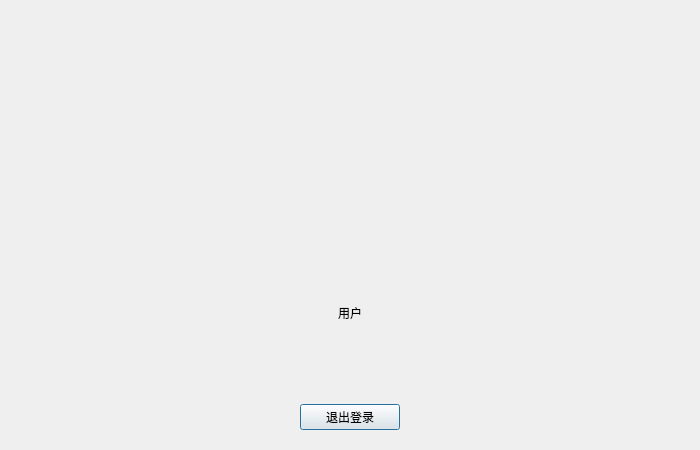
Above: Widgets/UserPageWidget.ui from MonoKelvin/BookStudyApp before the change. Below: the same form after it.
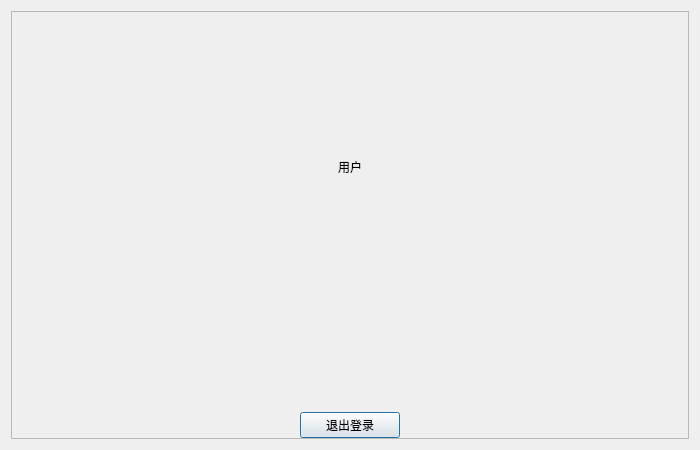
That is the form after the change. Custom widgets are drawn as their Qt base class.

What changed in the file:
```diff
--- a/Widgets/UserPageWidget.ui
+++ b/Widgets/UserPageWidget.ui
@@ -31,30 +31,51 @@
   <property name="windowTitle">
    <string>Dialog</string>
   </property>
-  <layout class="QHBoxLayout" name="horizontalLayout">
+  <layout class="QGridLayout" name="gridLayout">
+   <item row="0" column="0">
+    <widget class="QFrame" name="frameBackground">
+     <property name="frameShape">
+      <enum>QFrame::StyledPanel</enum>
+     </property>
+     <property name="frameShadow">
+      <enum>QFrame::Raised</enum>
+     </property>
+     <layout class="QGridLayout" name="gridLayout_2">
+      <property name="leftMargin">
+       <number>0</number>
+      </property>
    <property name="topMargin">
-    <number>20</number>
+       <number>0</number>
+      </property>
+      <property name="rightMargin">
+       <number>0</number>
    </property>
    <property name="bottomMargin">
-    <number>20</number>
-   </property>
-   <item>
-    <spacer name="horizontalSpacer_2">
+       <number>0</number>
+      </property>
+      <property name="spacing">
+       <number>0</number>
+      </property>
+      <item row="0" column="2">
+       <spacer name="horizontalSpacer">
      <property name="orientation">
       <enum>Qt::Horizontal</enum>
      </property>
      <property name="sizeHint" stdset="0">
       <size>
-       <width>40</width>
+          <width>261</width>
        <height>20</height>
       </size>
      </property>
     </spacer>
    </item>
-   <item>
+      <item row="0" column="1">
     <layout class="QVBoxLayout" name="verticalLayout">
+        <property name="spacing">
+         <number>10</number>
+        </property>
      <property name="topMargin">
-      <number>50</number>
+         <number>30</number>
      </property>
      <item>
       <widget class="QLabel" name="lbUserAvator">
@@ -96,6 +117,12 @@
        <property name="orientation">
         <enum>Qt::Vertical</enum>
        </property>
+          <property name="sizeHint" stdset="0">
+           <size>
+            <width>0</width>
+            <height>0</height>
+           </size>
+          </property>
       </spacer>
      </item>
      <item>
@@ -107,21 +134,31 @@
      </item>
     </layout>
    </item>
-   <item>
-    <spacer name="horizontalSpacer">
+      <item row="0" column="0">
+       <spacer name="horizontalSpacer_2">
      <property name="orientation">
       <enum>Qt::Horizontal</enum>
      </property>
      <property name="sizeHint" stdset="0">
       <size>
-       <width>40</width>
-       <height>20</height>
+          <width>261</width>
+          <height>409</height>
       </size>
      </property>
     </spacer>
    </item>
   </layout>
  </widget>
+   </item>
+  </layout>
+ </widget>
+ <customwidgets>
+  <customwidget>
+   <class>AvatorWidget</class>
+   <extends>QLabel</extends>
+   <header location="global">Widgets/AvatorWidget.h</header>
+  </customwidget>
+ </customwidgets>
  <resources/>
  <connections/>
 </ui>
```
Left out of the diff: 7 changed lines with no effect on the pictures. Lines whose indentation alone changed are shown as unchanged.
